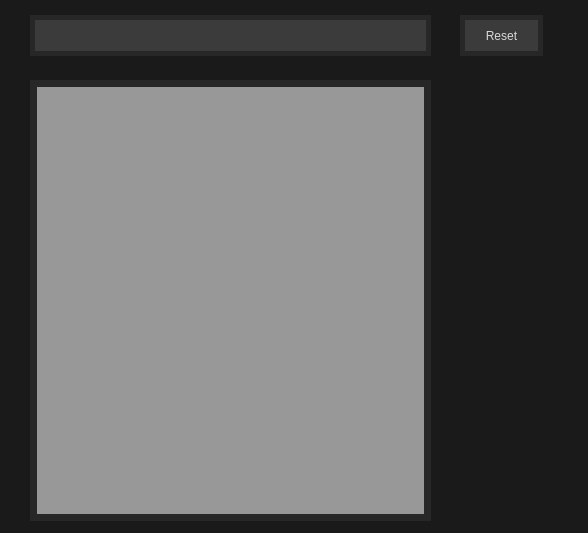
This is NoteBlock/save_as_dialog.ui in vince-exe/NoteBlock as Qt 5 draws it before an edit. The edited form follows.
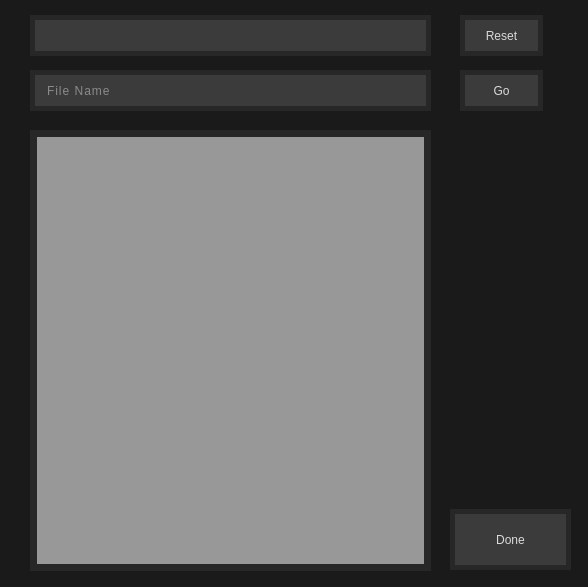
This is the edited form.

What changed in the file:
```diff
--- a/NoteBlock/save_as_dialog.ui
+++ b/NoteBlock/save_as_dialog.ui
@@ -7,7 +7,7 @@
     <x>0</x>
     <y>0</y>
     <width>588</width>
-    <height>533</height>
+    <height>587</height>
    </rect>
   </property>
   <property name="windowTitle">
@@ -22,7 +22,7 @@
    <property name="geometry">
     <rect>
      <x>30</x>
-     <y>80</y>
+     <y>130</y>
      <width>401</width>
      <height>441</height>
     </rect>
@@ -75,6 +75,79 @@
     <string>Reset</string>
    </property>
   </widget>
+  <widget class="QLineEdit" name="fileNameBox">
+   <property name="geometry">
+    <rect>
+     <x>30</x>
+     <y>70</y>
+     <width>401</width>
+     <height>41</height>
+    </rect>
+   </property>
+   <property name="styleSheet">
+    <string notr="true">QLineEdit {
+	font: 600 11pt &quot;Verdana Pro Cond Semibold&quot;;
+	color: rgb(218, 218, 218);
+	border: 5px solid rgb(39, 39, 39);
+	background-color: rgb(59, 59, 59);
+	padding-left: 10px;
+	letter-spacing: 1px;
+}</string>
+   </property>
+   <property name="placeholderText">
+    <string>File Name</string>
+   </property>
+  </widget>
+  <widget class="QPushButton" name="doneBtn">
+   <property name="geometry">
+    <rect>
+     <x>450</x>
+     <y>509</y>
+     <width>121</width>
+     <height>61</height>
+    </rect>
+   </property>
+   <property name="styleSheet">
+    <string notr="true">QPushButton {
+	font: 600 12pt &quot;Verdana Pro Cond Semibold&quot;;
+	color: rgb(218, 218, 218);
+	border: 5px solid rgb(39, 39, 39);
+	background-color: rgb(59, 59, 59);
+}
+
+QPushButton::hover {
+	background-color: rgb(84, 84, 84);
+}</string>
+   </property>
+   <property name="text">
+    <string>Done</string>
+   </property>
+  </widget>
+  <widget class="QPushButton" name="goBtn">
+   <property name="geometry">
+    <rect>
+     <x>460</x>
+     <y>70</y>
+     <width>83</width>
+     <height>41</height>
+    </rect>
+   </property>
+   <property name="styleSheet">
+    <string notr="true">QPushButton {
+	font: 600 12pt &quot;Verdana Pro Cond Semibold&quot;;
+	color: rgb(218, 218, 218);
+	border: 5px solid rgb(39, 39, 39);
+	background-color: rgb(59, 59, 59);
+}
+
+QPushButton::hover {
+	background-color: rgb(84, 84, 84);
+}</string>
+   </property>
+   <property name="text">
+    <string>Go</string>
+   </property>
+  </widget>
  </widget>
  <resources/>
  <connections/>
```
Left out of the diff: 4 changed lines with no effect on the pictures.
